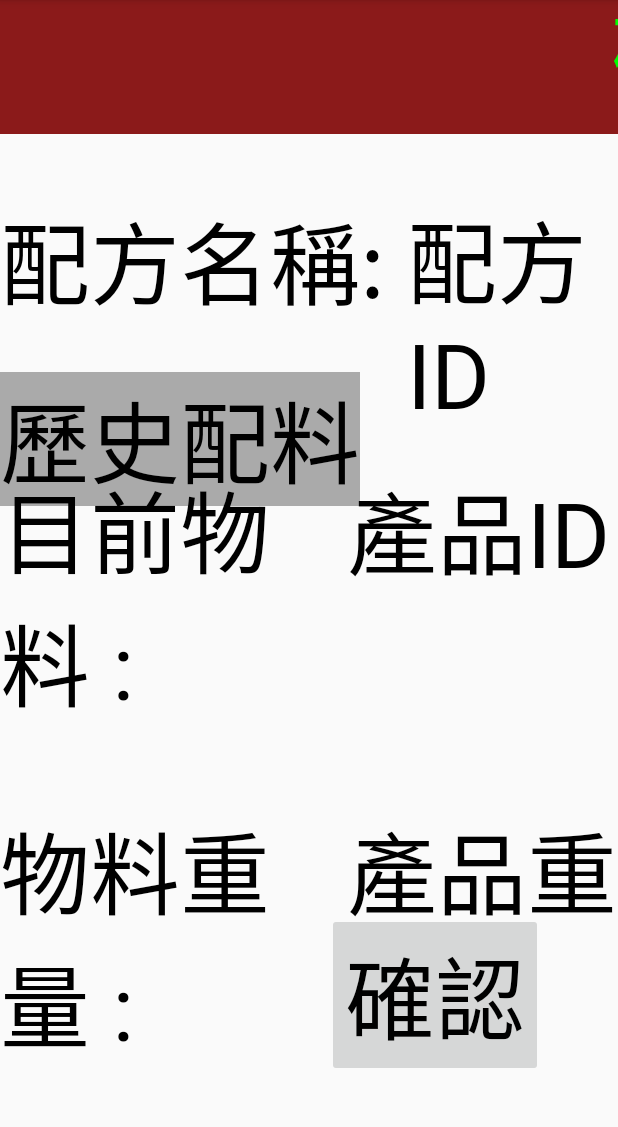
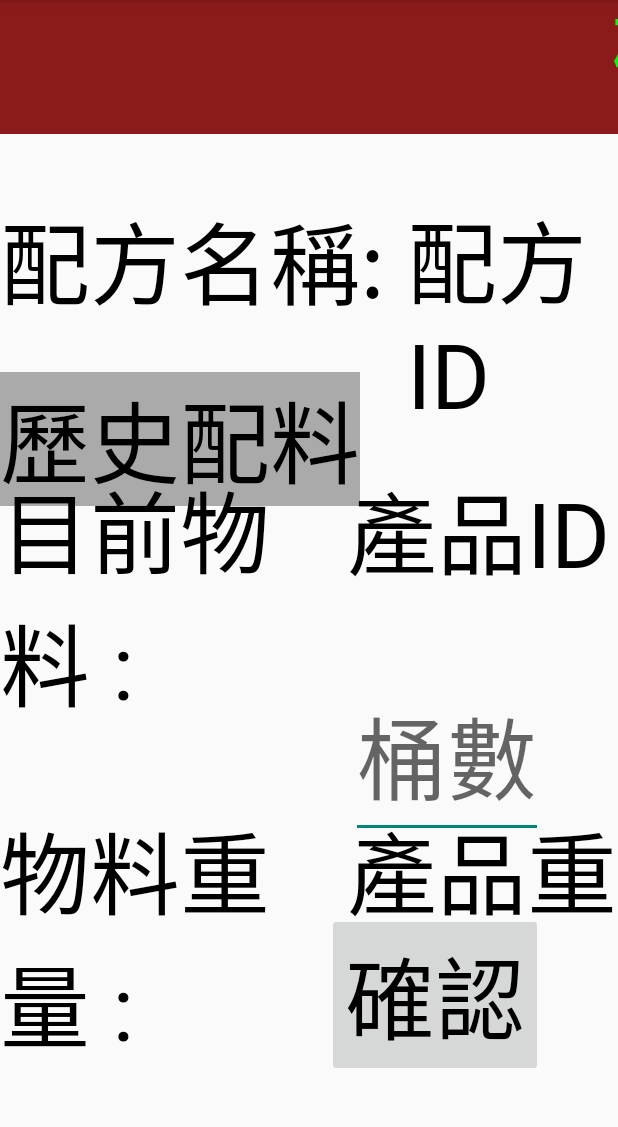
Before and after one commit to medionchou/Android-Test, an Android app: the screen it shows after launch (MainActivity), on a phone screen of 412 x 824 dp, the part 84-1211 px from its top. Run offline under Robolectric (Android 15) with nearby library versions, the phone set to English and light mode, and no system bars.

Commit message:
Be able to choose the buckets numbe and enlarge dialog.

```diff
--- a/app/src/main/java/com/medion/project_icescream403/MainActivity.java
+++ b/app/src/main/java/com/medion/project_icescream403/MainActivity.java
@@ -16,6 +16,8 @@ import android.os.Message;
 import android.os.Bundle;
 import android.os.Parcel;
 import android.support.v7.app.AppCompatActivity;
+import android.text.SpannableString;
+import android.text.style.RelativeSizeSpan;
 import android.util.Log;
 import android.view.GestureDetector;
 import android.view.InputEvent;
@@ -58,6 +60,7 @@ public class MainActivity extends AppCompatActivity {
     private Client client;
     private List<List<Recipe>> recipeGroup;
     private List<String> precision;
+    private List<String> weight;
     private Button confirmButton;
     private Button nextButton;
     private Timer timer;
@@ -148,6 +151,7 @@ public class MainActivity extends AppCompatActivity {
         alarmAudio = MediaPlayer.create(this, R.raw.alarm);
         timer = new Timer();
         isAnyUsbConnected = false;
+        weight = new ArrayList<>();
 
         count = 0;
 
@@ -324,8 +328,8 @@ public class MainActivity extends AppCompatActivity {
         switch (state) {
             case States.CONNECTING:
                 globalState = States.CONNECTING;
-                dialog.setTitle(getString(R.string.progress_title));
-                dialog.setMessage(getString(R.string.progress_message));
+                dialog.setTitle(setDialogText(getString(R.string.progress_title), 1));
+                dialog.setMessage(setDialogText(getString(R.string.progress_message), 3));
                 dialog.show();
                 dialog.setCancelable(false);
                 break;
@@ -337,8 +341,8 @@ public class MainActivity extends AppCompatActivity {
                 break;
             case States.PDA_CONNECTING:
                 globalState = States.PDA_CONNECTING;
-                dialog.setTitle(getString(R.string.progress_title));
-                dialog.setMessage(getString(R.string.pda_connecting));
+                dialog.setTitle(setDialogText(getString(R.string.progress_title), 1));
+                dialog.setMessage(setDialogText(getString(R.string.pda_connecting), 3));
                 dialog.show();
                 dialog.setCancelable(false);
                 Log.v("MyLog", "Waiting for PDA Connection");
@@ -373,11 +377,11 @@ public class MainActivity extends AppCompatActivity {
 
     public void restartActivity(int type) {
         if (type == States.USB_RESTART) {
-            dialog.setTitle(getString(R.string.progress_warning));
-            dialog.setMessage(getString(R.string.usb_restart_message));
+            dialog.setTitle(setDialogText(getString(R.string.progress_warning), 1));
+            dialog.setMessage(setDialogText(getString(R.string.usb_restart_message), 3));
         } else if (type == States.SERVER_RESTART) {
-            dialog.setTitle(getString(R.string.progress_warning));
-            dialog.setMessage(getString(R.string.server_restart_message));
+            dialog.setTitle(setDialogText(getString(R.string.progress_warning), 1));
+            dialog.setMessage(setDialogText(getString(R.string.server_restart_message), 3));
         }
         dialog.setCancelable(false);
         dialog.show();
@@ -412,6 +416,13 @@ public class MainActivity extends AppCompatActivity {
         for (int i = 0; i < precision.size(); i++) {
             Log.v("MyLog", precision.get(i));
         }
+    }
+
+    public SpannableString setDialogText(String text, float size) {
+        SpannableString ss = new SpannableString(text);
+        ss.setSpan(new RelativeSizeSpan(size), 0, ss.length(), 0);
+
+        return ss;
     }
 
     private static class HandlerExtension extends Handler {
@@ -587,8 +598,8 @@ public class MainActivity extends AppCompatActivity {
                         public void run() {
 
                             if (pdaState == States.PDA_SCANNING) {
-                                pdaDialog.setTitle(getString(R.string.pda_progress_status));
-                                pdaDialog.setMessage(productID + " " + productName);
+                                pdaDialog.setTitle(setDialogText(getString(R.string.pda_progress_status), 1));
+                                pdaDialog.setMessage(setDialogText(productID + " " + productName, 3));
                                 pdaDialog.show();
                                 pdaDialog.setCancelable(false);
                                 pdaState = States.PDA_IDLING;
@@ -705,11 +716,27 @@ public class MainActivity extends AppCompatActivity {
 
             if (recipeIndex == (recipeLength - 1)) {
                 String ingredientID = recipeGroup.get(0).get(0).getIngredientID();
+                EditText editText = (EditText) findViewById(R.id.bucket);
+                String content = editText.getText().toString();
+                String command = "RECIPE_DONE\t" + ingredientID + "\t";
+                int bucket = content.equals("") ? 1 : Integer.valueOf(content);
+
+                for (int i = 0; i < weight.size(); i++) {
+                    String tmp = weight.get(i);
+                    command += tmp;
+
+                    if (i < weight.size() - 1)
+                        command += "\t";
+                }
+                command += "<END>";
 
                 recipeIndex = 0;
                 scaleManager.setRecipeIndex(recipeIndex);
                 recipeGroup.remove(0);
-                client.setCmd("RECIPE_DONE\t" + ingredientID + "<END>");
+
+                for (int i = 0; i < bucket; i++)
+                    client.setCmd(command);
+
                 scannedItemTextView.setText("歷史配料");
 
                 if (recipeGroup.size() > 0) {
@@ -735,6 +762,7 @@ public class MainActivity extends AppCompatActivity {
                 if (tmp.length() > 0)
                     tmp += "\n";
                 tmp += "第" + String.valueOf(count) + "筆:\n" + "\t物料名稱: " + recipe.getProductName() + "\n\t秤得重量: " + scaleWeightView.getText().toString();
+                weight.add(scaleWeightView.getText().toString());
                 scannedItemTextView.setText(tmp);
                 recipeIndex = recipeIndex + 1;
                 scaleManager.setRecipeIndex(recipeIndex);
--- a/app/src/main/res/layout/activity_main.xml
+++ b/app/src/main/res/layout/activity_main.xml
@@ -190,4 +190,20 @@
         android:textSize="60sp" />
 
 
+    <EditText
+        android:id="@+id/bucket"
+        android:hint="桶數"
+        android:layout_alignParentRight="true"
+        android:layout_width="wrap_content"
+        android:layout_height="wrap_content"
+        android:maxLength="1"
+        android:layout_above="@+id/confirm"
+        android:inputType="number"
+        android:gravity="center_horizontal"
+        android:digits="123456789"
+        android:layout_marginRight="50dp"
+        android:layout_marginBottom="50dp"
+        android:textSize="60sp"/>
+
+
 </RelativeLayout>
```
Also changed, not shown: 3 other files.
